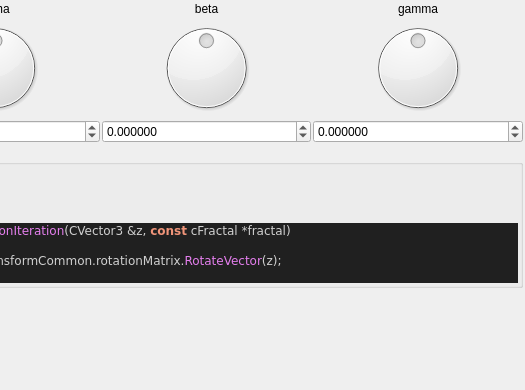
First picture: the form in mandelbulber2/formula/ui/fractal_transf_rotation.ui, repository buddhi1980/mandelbulber2, before the edit; both pictures show x 112 to 637 and y 0 to 390 of the 637 by 709 pixel window.
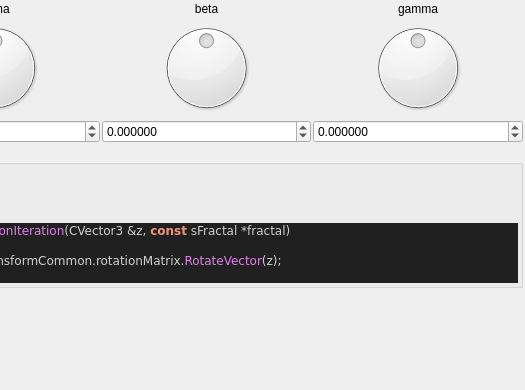
Second picture: the form after the edit. Custom widgets are drawn as their Qt base class.

Patch:
```diff
--- a/mandelbulber2/formula/ui/fractal_transf_rotation.ui
+++ b/mandelbulber2/formula/ui/fractal_transf_rotation.ui
@@ -223,7 +223,7 @@
 &lt;/table&gt;
 &lt;h3&gt;Code&lt;/h3&gt;
 &lt;body style=&quot;background-color:#202020&quot;&gt;
-&lt;pre style=&quot;color:#d0d0d0; background-color:#202020;  font-family:'Courier New',monospace;&quot;&gt;&lt;span style=&quot;color:#f09479; font-weight:bold&quot;&gt;void&lt;/span&gt; &lt;span style=&quot;color:#e47eed&quot;&gt;TransfRotationIteration&lt;/span&gt;&lt;span style=&quot;color:#d0d0d0&quot;&gt;(&lt;/span&gt;CVector3 &lt;span style=&quot;color:#d0d0d0&quot;&gt;&amp;amp;&lt;/span&gt;z&lt;span style=&quot;color:#d0d0d0&quot;&gt;,&lt;/span&gt; &lt;span style=&quot;color:#f09479; font-weight:bold&quot;&gt;const&lt;/span&gt; cFractal &lt;span style=&quot;color:#d0d0d0&quot;&gt;*&lt;/span&gt;fractal&lt;span style=&quot;color:#d0d0d0&quot;&gt;)&lt;/span&gt;
+&lt;pre style=&quot;color:#d0d0d0; background-color:#202020;  font-family:'Courier New',monospace;&quot;&gt;&lt;span style=&quot;color:#f09479; font-weight:bold&quot;&gt;void&lt;/span&gt; &lt;span style=&quot;color:#e47eed&quot;&gt;TransfRotationIteration&lt;/span&gt;&lt;span style=&quot;color:#d0d0d0&quot;&gt;(&lt;/span&gt;CVector3 &lt;span style=&quot;color:#d0d0d0&quot;&gt;&amp;amp;&lt;/span&gt;z&lt;span style=&quot;color:#d0d0d0&quot;&gt;,&lt;/span&gt; &lt;span style=&quot;color:#f09479; font-weight:bold&quot;&gt;const&lt;/span&gt; sFractal &lt;span style=&quot;color:#d0d0d0&quot;&gt;*&lt;/span&gt;fractal&lt;span style=&quot;color:#d0d0d0&quot;&gt;)&lt;/span&gt;
 &lt;span style=&quot;color:#d0d0d0&quot;&gt;{&lt;/span&gt;
   z &lt;span style=&quot;color:#d0d0d0&quot;&gt;=&lt;/span&gt; fractal&lt;span style=&quot;color:#d0d0d0&quot;&gt;-&amp;gt;&lt;/span&gt;transformCommon&lt;span style=&quot;color:#d0d0d0&quot;&gt;.&lt;/span&gt;rotationMatrix&lt;span style=&quot;color:#d0d0d0&quot;&gt;.&lt;/span&gt;&lt;span style=&quot;color:#e47eed&quot;&gt;RotateVector&lt;/span&gt;&lt;span style=&quot;color:#d0d0d0&quot;&gt;(&lt;/span&gt;z&lt;span style=&quot;color:#d0d0d0&quot;&gt;);&lt;/span&gt;
 &lt;span style=&quot;color:#d0d0d0&quot;&gt;}&lt;/span&gt;
```
